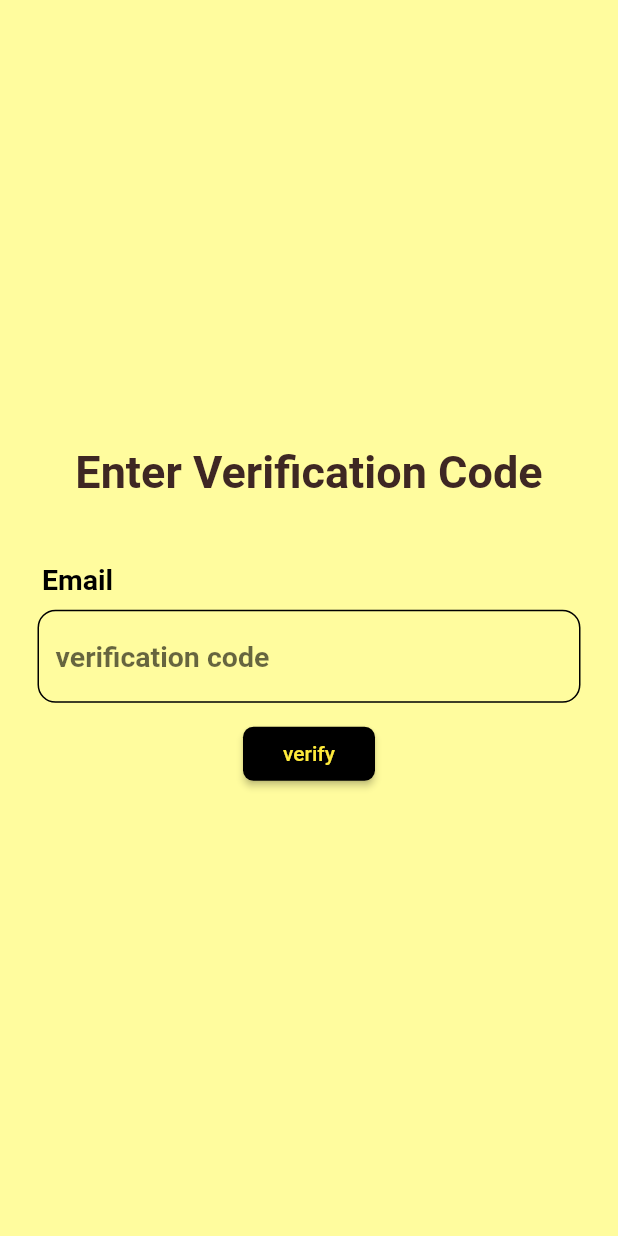
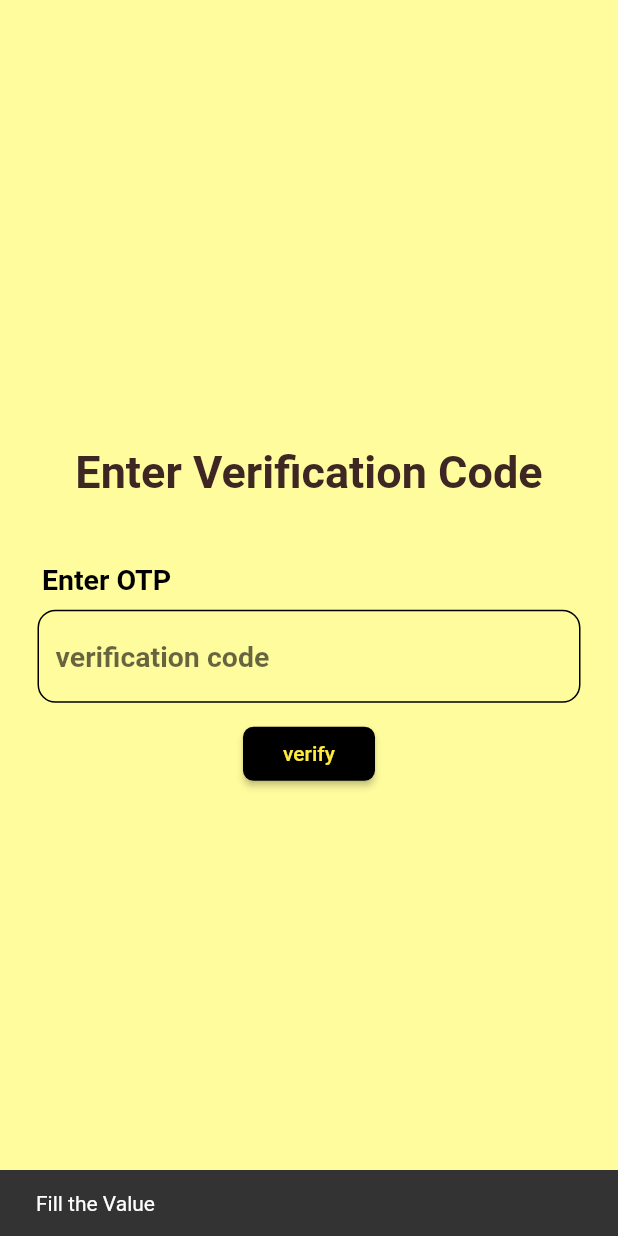
Before and after one commit to kesavaraja69/Bindazboyappbothwithbackend, a Flutter app: the verifyOtpView screen opened directly with empty values, after a tap on "verify", on a phone screen of 412 x 824 dp. Run offline on Flutter 3.47's test engine with Material 2 defaults, Android fonts, the phone set to English and light mode, and no system bars; our stand-ins replace cached_network_image, connectivity, file_picker, firebase_core, firebase_messaging, flutter_easyloading and 12 more; missing offline and left inert: cloudinary_sdk, mini_music_visualizer, numeral; accounts and stored records are empty.

Commit message:
updated forgot password fixed

```diff
--- a/frontend/bindazboy/lib/core/api/forgotpassword.api.dart
+++ b/frontend/bindazboy/lib/core/api/forgotpassword.api.dart
@@ -17,7 +17,7 @@ class ForgotPasswordAPI {
     required BuildContext context,
     required String useremail,
   }) async {
-    final String subUrl = "/forgotpassword/user";
+    final String subUrl = "/forgotpassword/usersendotpemail";
     final Uri uri = Uri.parse(APIRoutes.LocalHost + subUrl);
 
     final http.Response response = await client.post(
@@ -47,12 +47,13 @@ class ForgotPasswordAPI {
     required String otpcode,
     required dynamic useremail,
   }) async {
-    final String subUrl = "/forgotpassword/rest-password/$useremail";
+    final String subUrl = "/forgotpassword/userverifyemail";
     final Uri uri = Uri.parse(APIRoutes.LocalHost + subUrl);
 
     final http.Response response = await client.post(
       uri,
       body: jsonEncode({
+        "useremail": useremail,
         "otpcode": otpcode,
       }),
       headers: headers,
--- a/frontend/bindazboy/lib/meta/views/forgotpassword/changepassword.view.dart
+++ b/frontend/bindazboy/lib/meta/views/forgotpassword/changepassword.view.dart
@@ -75,6 +75,12 @@ class _ChangePasswordViewState extends State<ChangePasswordView> {
                     if (useremail.isNotEmpty) {
                       await forgotPasswordNotifer.forgotPassword(
                           context: context, useremail: useremail);
+                    } else {
+                      ScaffoldMessenger.of(context).showSnackBar(
+                        SnackBar(
+                          content: Text("Fill the Value"),
+                        ),
+                      );
                     }
                   },
                   child: Text(
--- a/frontend/bindazboy/lib/meta/views/forgotpassword/verifyotp.view.dart
+++ b/frontend/bindazboy/lib/meta/views/forgotpassword/verifyotp.view.dart
@@ -47,7 +47,7 @@ class _verifyOtpViewState extends State<verifyOtpView> {
                 SizedBox(
                   height: 40,
                 ),
-                labeltext("Email"),
+                labeltext("Enter OTP"),
                 const SizedBox(
                   height: 6,
                 ),
@@ -80,6 +80,12 @@ class _verifyOtpViewState extends State<verifyOtpView> {
                           context: context,
                           useremail: widget.otpVerfiyArguments.useremail,
                           otpcode: otpVerify);
+                    } else {
+                      ScaffoldMessenger.of(context).showSnackBar(
+                        SnackBar(
+                          content: Text("Fill the Value"),
+                        ),
+                      );
                     }
                   },
                   child: Text(
--- a/frontend/bindazboy/pubspec.yaml
+++ b/frontend/bindazboy/pubspec.yaml
@@ -15,7 +15,7 @@ publish_to: "none" # Remove this line if you wish to publish to pub.dev
 # In iOS, build-name is used as CFBundleShortVersionString while build-number used as CFBundleVersion.
 # Read more about iOS versioning at
 # https://developer.apple.com/library/archive/documentation/General/Reference/InfoPlistKeyReference/Articles/CoreFoundationKeys.html
-version: 1.6.0+7
+version: 1.7.0+8
 
 environment:
   sdk: ">=2.17.0<3.0.0"
```
Also changed, not shown: frontend/bindazboy/lib/core/notifiers/forgotpassword.notifier.dart (+38 -0 lines), frontend/bindazboy/lib/meta/views/forgotpassword/updatepassword.view.dart (+4 -4 lines).
